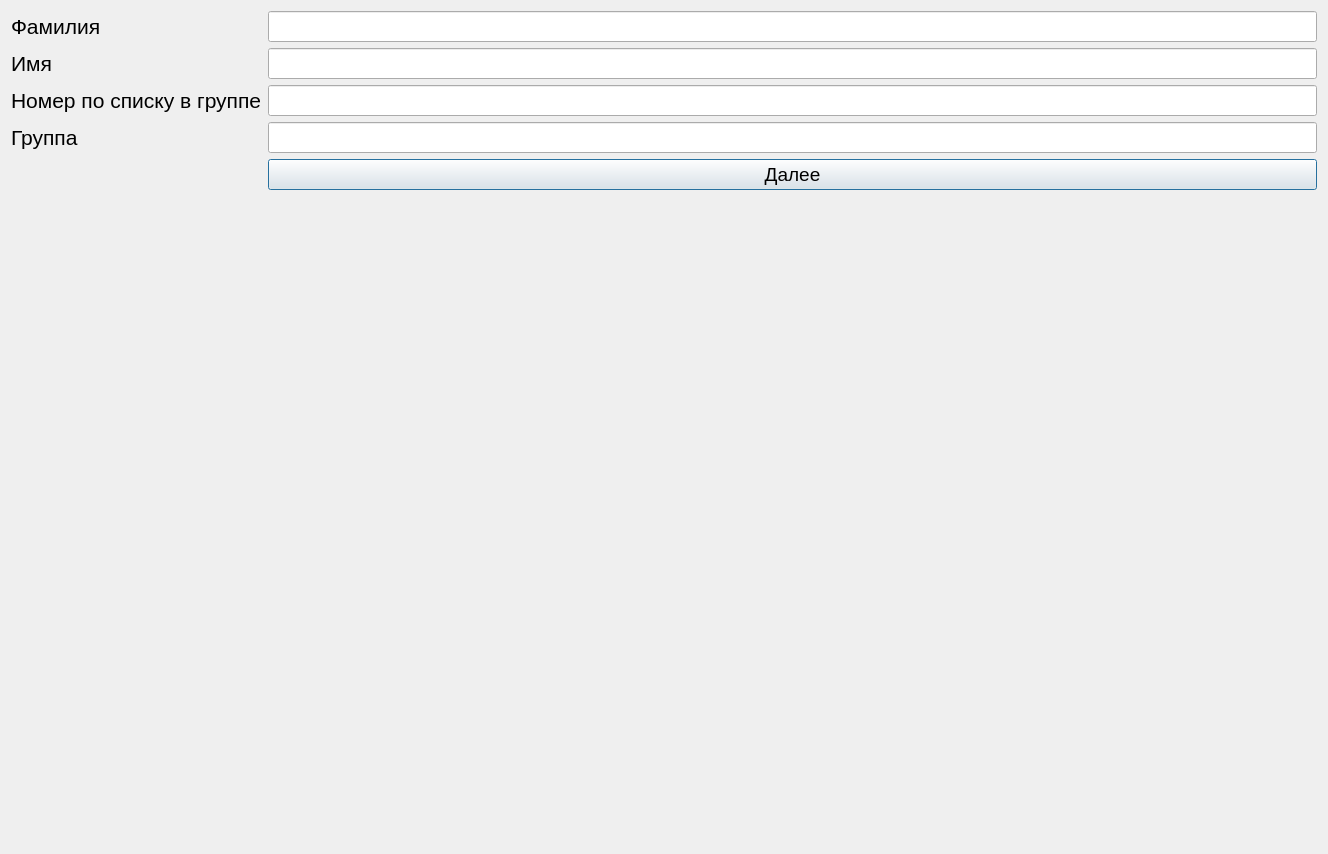
IvaMarin/Project-Network-Diagram-App, file qt_designer_ui/login.ui: the form before one commit.
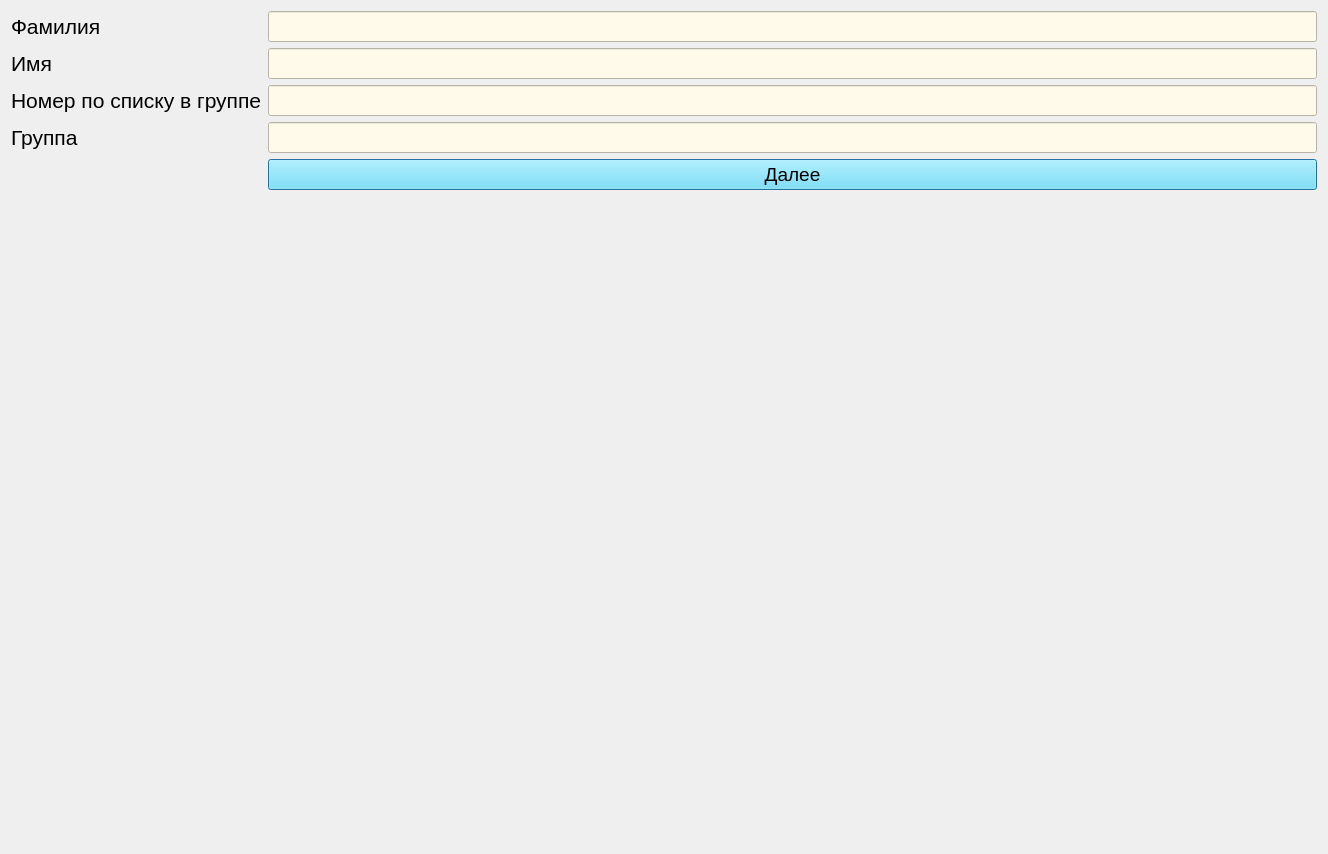
The form after the commit.

```diff
--- a/qt_designer_ui/login.ui
+++ b/qt_designer_ui/login.ui
@@ -28,6 +28,9 @@
        <pointsize>14</pointsize>
       </font>
      </property>
+     <property name="styleSheet">
+      <string notr="true">background-color: #fffaea;</string>
+     </property>
      <property name="inputMethodHints">
       <set>Qt::ImhNone</set>
      </property>
@@ -50,6 +53,9 @@
        <pointsize>14</pointsize>
       </font>
      </property>
+     <property name="styleSheet">
+      <string notr="true">background-color: #fffaea;</string>
+     </property>
      <property name="maxLength">
       <number>25</number>
      </property>
@@ -69,6 +75,9 @@
        <pointsize>14</pointsize>
       </font>
      </property>
+     <property name="styleSheet">
+      <string notr="true">background-color: #fffaea;</string>
+     </property>
      <property name="inputMethodHints">
       <set>Qt::ImhNone</set>
      </property>
@@ -91,6 +100,9 @@
        <pointsize>14</pointsize>
       </font>
      </property>
+     <property name="styleSheet">
+      <string notr="true">background-color: #fffaea;</string>
+     </property>
      <property name="inputMethodHints">
       <set>Qt::ImhNone</set>
      </property>
@@ -106,6 +118,9 @@
        <pointsize>14</pointsize>
       </font>
      </property>
+     <property name="styleSheet">
+      <string notr="true">background-color: #66e3ff;</string>
+     </property>
      <property name="text">
       <string>Далее</string>
      </property>
```
